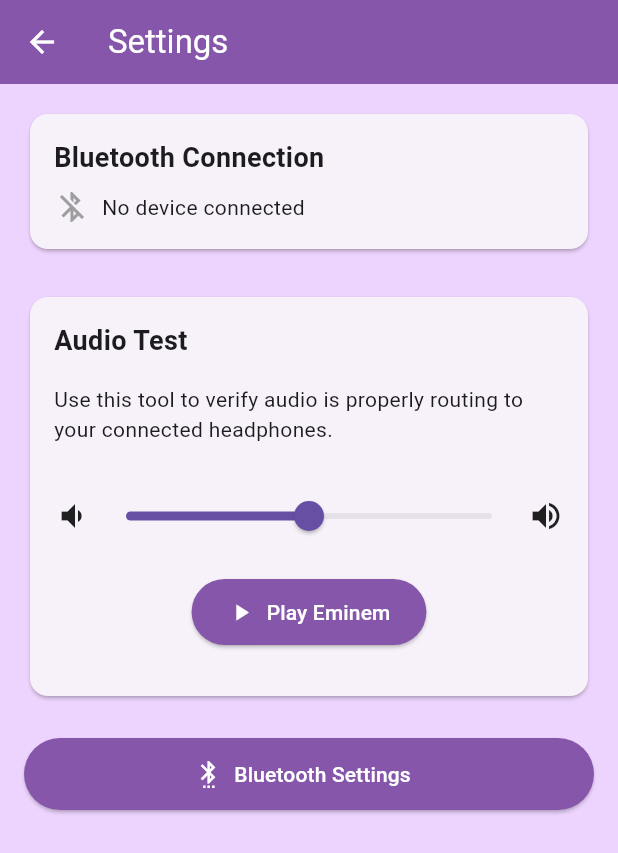
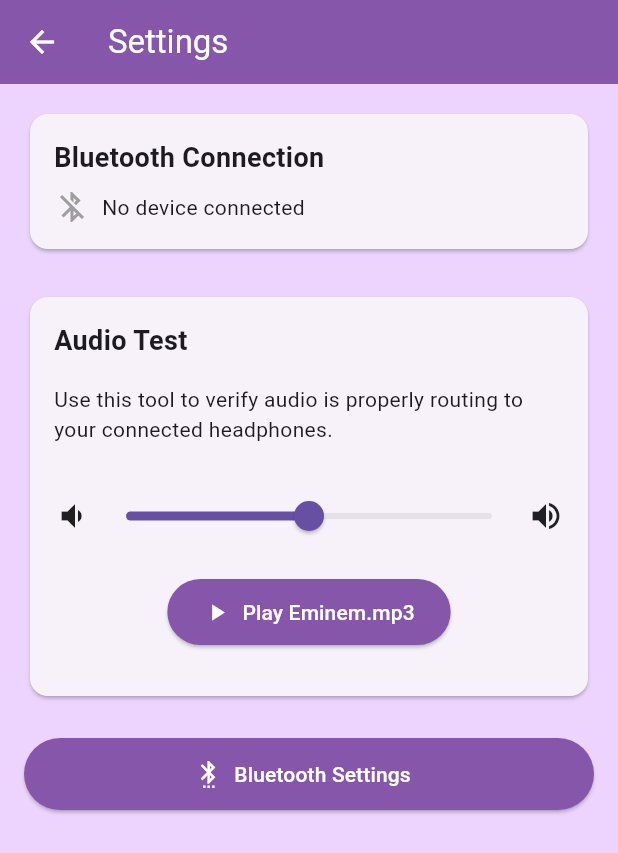
Before and after one commit to Nolelle/headphonemobileapp, a Flutter app: the SettingsPage screen opened directly, on a phone screen of 412 x 824 dp. Shown: the top 853 px of the screen. Run offline on Flutter 3.47's test engine with Material 3 defaults, Android fonts, the phone set to English and light mode, and no system bars; our stand-ins replace audioplayers, shared_preferences; missing offline and left inert: external_app_launcher; accounts and stored records are empty.

Commit message:
Fix audio file reference and update button label for clarity

```diff
--- a/lib/features/settings/views/screens/settings_page.dart
+++ b/lib/features/settings/views/screens/settings_page.dart
@@ -47,7 +47,7 @@ class _SettingsPageState extends State<SettingsPage> {
       await _audioPlayer.setVolume(_volume);
 
       // Play Eminem track
-      await _audioPlayer.play(AssetSource('audio/eminiem.mp3'));
+      await _audioPlayer.play(AssetSource('audio/eminem.mp3'));
 
       setState(() {
         _isPlaying = true;
@@ -167,7 +167,7 @@ class _SettingsPageState extends State<SettingsPage> {
                           onPressed: _playSound,
                           icon:
                               Icon(_isPlaying ? Icons.stop : Icons.play_arrow),
-                          label: Text(_isPlaying ? 'Stop' : 'Play Eminem'),
+                          label: Text(_isPlaying ? 'Stop' : 'Play Eminem.mp3'),
                           style: ElevatedButton.styleFrom(
                             backgroundColor:
                                 const Color.fromRGBO(133, 86, 169, 1.00),
```
